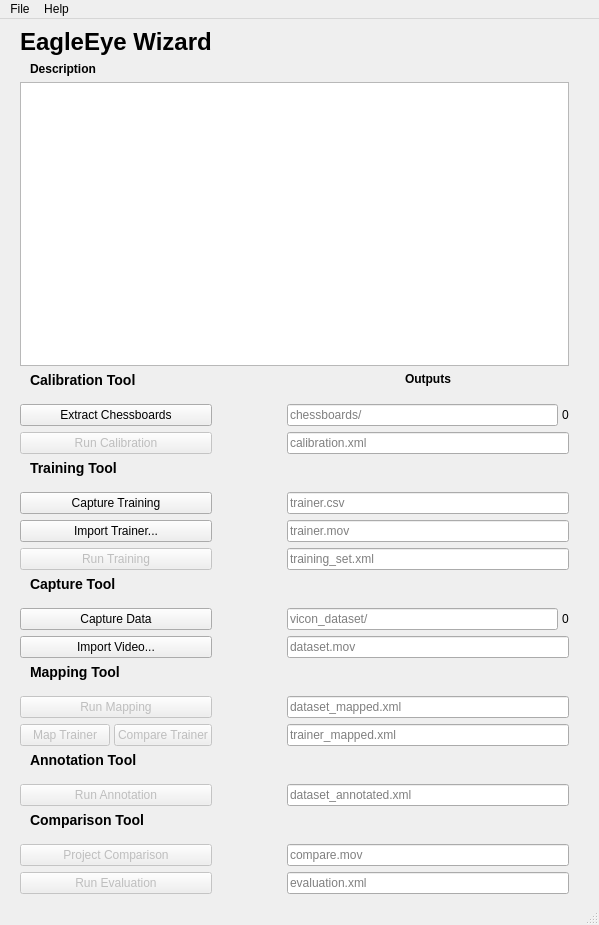
First picture: the form in wizard.ui, repository gwillz/EagleEye, before the edit.
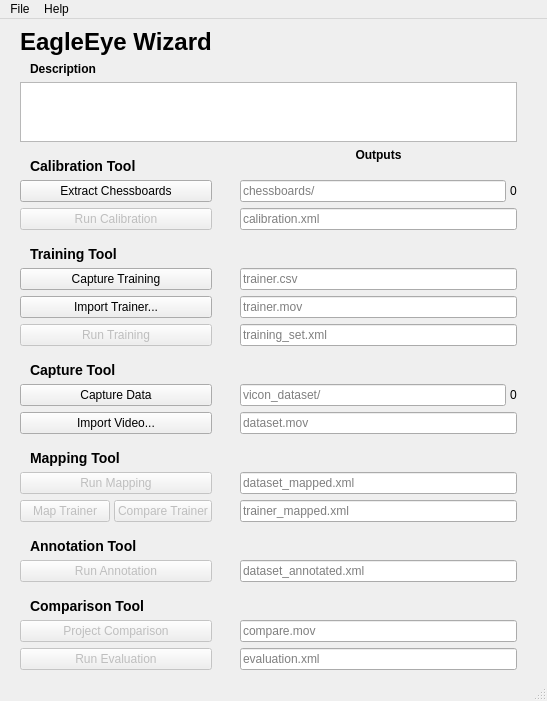
Second picture: the form after the edit. Icons and pictures are not drawn. Custom widgets are drawn as their Qt base class.

Commit message: added export function, alignment tweaks

What changed in the file:
```diff
--- a/wizard.ui
+++ b/wizard.ui
@@ -6,15 +6,15 @@
    <rect>
     <x>0</x>
     <y>0</y>
-    <width>599</width>
-    <height>925</height>
+    <width>547</width>
+    <height>701</height>
    </rect>
   </property>
   <property name="windowTitle">
    <string>EagleEye Wizard</string>
   </property>
   <widget class="QWidget" name="centralwidget">
-   <layout class="QGridLayout" name="gridLayout" columnstretch="10,10,10,20,20,0">
+   <layout class="QGridLayout" name="gridLayout" columnstretch="10,10,0,20,20,0">
     <property name="leftMargin">
      <number>20</number>
     </property>
@@ -40,7 +40,7 @@
        <string>&lt;h3&gt;Comparison Tool&lt;/h3&gt;</string>
       </property>
       <property name="alignment">
-       <set>Qt::AlignBottom|Qt::AlignLeading|Qt::AlignLeft</set>
+       <set>Qt::AlignLeading|Qt::AlignLeft|Qt::AlignTop</set>
       </property>
       <property name="indent">
        <number>10</number>
@@ -79,7 +79,7 @@
        <string>&lt;h3&gt;Annotation Tool&lt;/h3&gt;</string>
       </property>
       <property name="alignment">
-       <set>Qt::AlignBottom|Qt::AlignLeading|Qt::AlignLeft</set>
+       <set>Qt::AlignLeading|Qt::AlignLeft|Qt::AlignTop</set>
       </property>
       <property name="indent">
        <number>10</number>
@@ -264,7 +264,7 @@
        <string>&lt;h3&gt;Mapping Tool&lt;/h3&gt;</string>
       </property>
       <property name="alignment">
-       <set>Qt::AlignBottom|Qt::AlignLeading|Qt::AlignLeft</set>
+       <set>Qt::AlignLeading|Qt::AlignLeft|Qt::AlignTop</set>
       </property>
       <property name="indent">
        <number>10</number>
@@ -297,7 +297,7 @@
        <string>&lt;h3&gt;Training Tool&lt;/h3&gt;</string>
       </property>
       <property name="alignment">
-       <set>Qt::AlignBottom|Qt::AlignLeading|Qt::AlignLeft</set>
+       <set>Qt::AlignLeading|Qt::AlignLeft|Qt::AlignTop</set>
       </property>
       <property name="indent">
        <number>10</number>
@@ -310,7 +310,7 @@
        <string>&lt;h3&gt;Calibration Tool&lt;/h3&gt;</string>
       </property>
       <property name="alignment">
-       <set>Qt::AlignBottom|Qt::AlignLeading|Qt::AlignLeft</set>
+       <set>Qt::AlignLeading|Qt::AlignLeft|Qt::AlignTop</set>
       </property>
       <property name="indent">
        <number>10</number>
@@ -323,7 +323,7 @@
        <string>&lt;h3&gt;Capture Tool&lt;/h3&gt;</string>
       </property>
       <property name="alignment">
-       <set>Qt::AlignBottom|Qt::AlignLeading|Qt::AlignLeft</set>
+       <set>Qt::AlignLeading|Qt::AlignLeft|Qt::AlignTop</set>
       </property>
       <property name="indent">
        <number>10</number>
@@ -408,8 +408,8 @@
     <rect>
      <x>0</x>
      <y>0</y>
-     <width>599</width>
-     <height>29</height>
+     <width>547</width>
+     <height>21</height>
     </rect>
    </property>
    <widget class="QMenu" name="menuFile">
```
Left out of the diff: 9 changed lines with no effect on the pictures. The commit also changes 1 other file.
